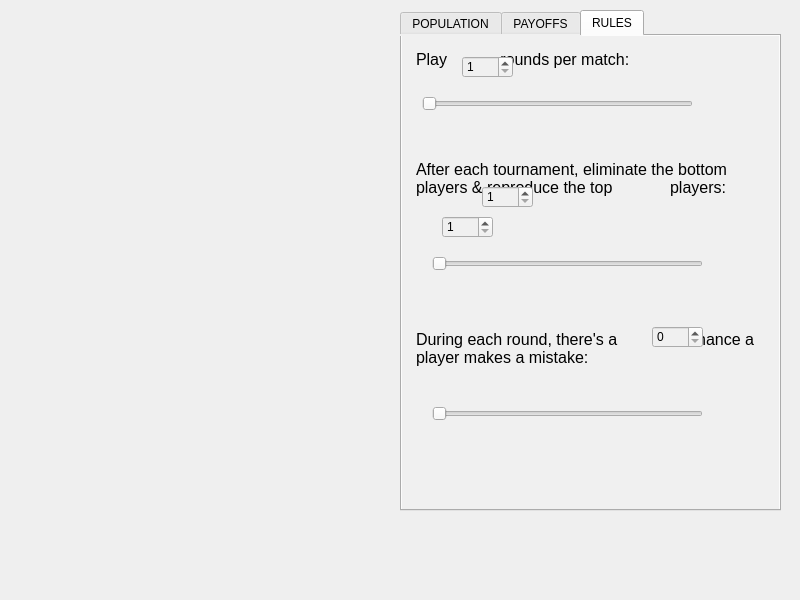
First picture: the form in pg_allplayers.ui, repository octopusflyz/QtProject-trust, before the edit.
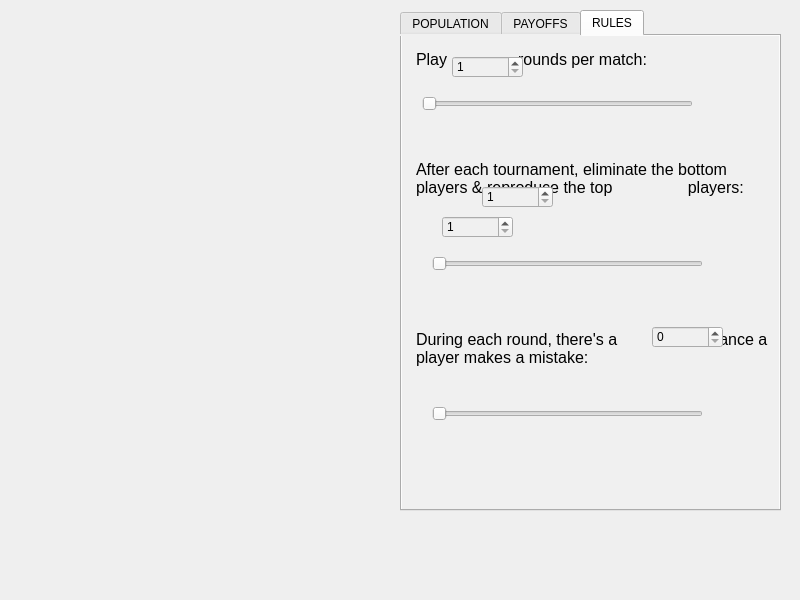
Second picture: the form after the edit. The open tabs and pages were chosen to show the change. Icons and pictures are not drawn. Custom widgets are drawn as their Qt base class.

The edit to the form file:
```diff
--- a/pg_allplayers.ui
+++ b/pg_allplayers.ui
@@ -715,7 +715,7 @@
 li.unchecked::marker { content: &quot;\2610&quot;; }
 li.checked::marker { content: &quot;\2612&quot;; }
 &lt;/style&gt;&lt;/head&gt;&lt;body style=&quot; font-family:'Segoe Print'; font-size:9pt; font-weight:400; font-style:normal;&quot;&gt;
-&lt;p style=&quot; margin-top:0px; margin-bottom:0px; margin-left:0px; margin-right:0px; -qt-block-indent:0; text-indent:0px;&quot;&gt;&lt;span style=&quot; font-size:12pt;&quot;&gt;Play            rounds per match:&lt;/span&gt;&lt;/p&gt;&lt;/body&gt;&lt;/html&gt;</string>
+&lt;p style=&quot; margin-top:0px; margin-bottom:0px; margin-left:0px; margin-right:0px; -qt-block-indent:0; text-indent:0px;&quot;&gt;&lt;span style=&quot; font-size:12pt;&quot;&gt;Play                rounds per match:&lt;/span&gt;&lt;/p&gt;&lt;/body&gt;&lt;/html&gt;</string>
      </property>
     </widget>
     <widget class="QTextEdit" name="textEdit_5">
@@ -742,7 +742,7 @@
 li.unchecked::marker { content: &quot;\2610&quot;; }
 li.checked::marker { content: &quot;\2612&quot;; }
 &lt;/style&gt;&lt;/head&gt;&lt;body style=&quot; font-family:'Segoe Print'; font-size:9pt; font-weight:400; font-style:normal;&quot;&gt;
-&lt;p style=&quot; margin-top:0px; margin-bottom:0px; margin-left:0px; margin-right:0px; -qt-block-indent:0; text-indent:0px;&quot;&gt;&lt;span style=&quot; font-size:12pt;&quot;&gt;After each tournament, eliminate the bottom          players &amp;amp; reproduce the top             players:&lt;/span&gt;&lt;/p&gt;&lt;/body&gt;&lt;/html&gt;</string>
+&lt;p style=&quot; margin-top:0px; margin-bottom:0px; margin-left:0px; margin-right:0px; -qt-block-indent:0; text-indent:0px;&quot;&gt;&lt;span style=&quot; font-size:12pt;&quot;&gt;After each tournament, eliminate the bottom             players &amp;amp; reproduce the top                 players:&lt;/span&gt;&lt;/p&gt;&lt;/body&gt;&lt;/html&gt;</string>
      </property>
     </widget>
     <widget class="QTextEdit" name="textEdit_6">
@@ -769,7 +769,7 @@
 li.unchecked::marker { content: &quot;\2610&quot;; }
 li.checked::marker { content: &quot;\2612&quot;; }
 &lt;/style&gt;&lt;/head&gt;&lt;body style=&quot; font-family:'Segoe Print'; font-size:9pt; font-weight:400; font-style:normal;&quot;&gt;
-&lt;p style=&quot; margin-top:0px; margin-bottom:0px; margin-left:0px; margin-right:0px; -qt-block-indent:0; text-indent:0px;&quot;&gt;&lt;span style=&quot; font-size:12pt;&quot;&gt;During each round, there's a            % chance a player makes a mistake:&lt;/span&gt;&lt;/p&gt;&lt;/body&gt;&lt;/html&gt;</string>
+&lt;p style=&quot; margin-top:0px; margin-bottom:0px; margin-left:0px; margin-right:0px; -qt-block-indent:0; text-indent:0px;&quot;&gt;&lt;span style=&quot; font-size:12pt;&quot;&gt;During each round, there's a               % chance a player makes a mistake:&lt;/span&gt;&lt;/p&gt;&lt;/body&gt;&lt;/html&gt;</string>
      </property>
     </widget>
     <widget class="QSlider" name="horizontalSlider_1">
@@ -829,9 +829,9 @@
     <widget class="QSpinBox" name="spinBox_9">
      <property name="geometry">
       <rect>
-       <x>60</x>
+       <x>50</x>
        <y>20</y>
-       <width>51</width>
+       <width>71</width>
        <height>22</height>
       </rect>
      </property>
@@ -847,7 +847,7 @@
       <rect>
        <x>250</x>
        <y>290</y>
-       <width>51</width>
+       <width>71</width>
        <height>22</height>
       </rect>
      </property>
@@ -860,7 +860,7 @@
       <rect>
        <x>80</x>
        <y>150</y>
-       <width>51</width>
+       <width>71</width>
        <height>22</height>
       </rect>
      </property>
@@ -876,7 +876,7 @@
       <rect>
        <x>40</x>
        <y>180</y>
-       <width>51</width>
+       <width>71</width>
        <height>22</height>
       </rect>
      </property>
```
Left out of the diff: 5 changed lines with no effect on the pictures.
